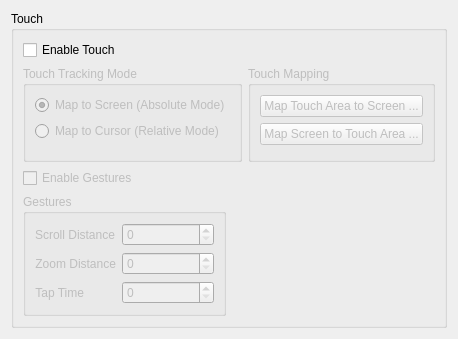
First picture: the form in src/kcmodule/touchpagewidget.ui, repository KDE/wacomtablet, before the edit.
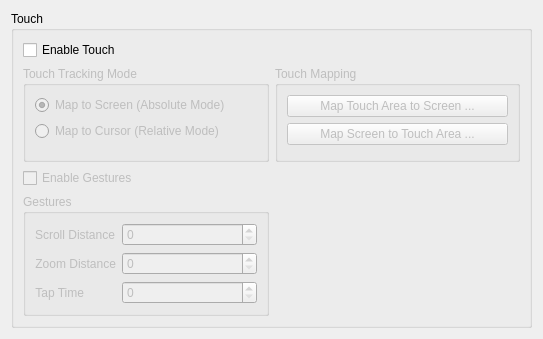
Second picture: the form after the edit. Icons and pictures are not drawn.

Patch:
```diff
--- a/src/kcmodule/touchpagewidget.ui
+++ b/src/kcmodule/touchpagewidget.ui
@@ -6,8 +6,8 @@
    <rect>
     <x>0</x>
     <y>0</y>
-    <width>438</width>
-    <height>310</height>
+    <width>543</width>
+    <height>335</height>
    </rect>
   </property>
   <property name="windowTitle">
```
Left out of the diff: 21 changed lines with no effect on the pictures.
